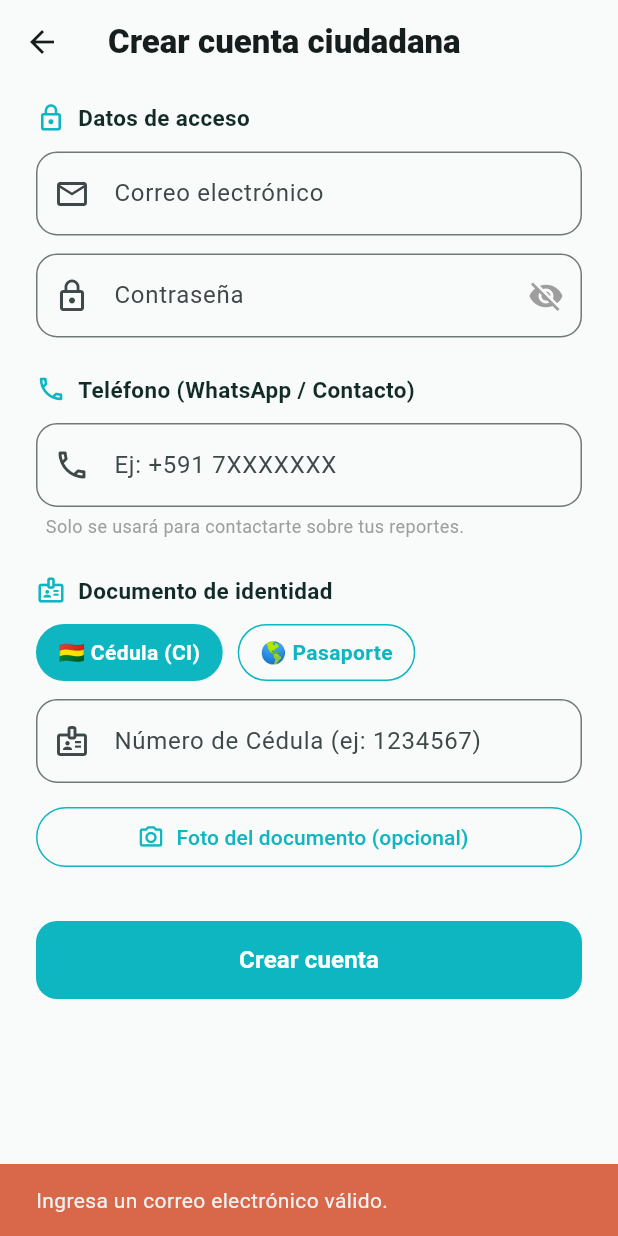
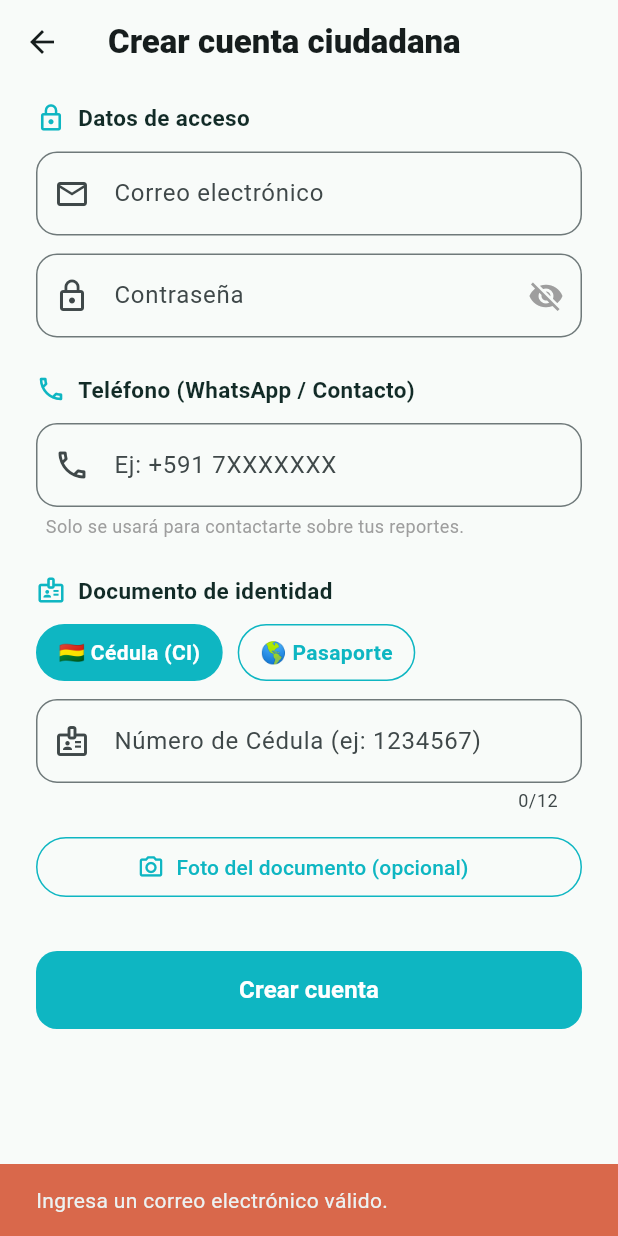
Before and after one commit to Marce0c0/Radar-Kochala, a Flutter app: the RegisterView screen opened directly, after a tap on "Crear cuenta", on a phone screen of 412 x 824 dp. Run offline on Flutter 3.47's test engine with Material 3 defaults, Android fonts, the phone set to English and light mode, and no system bars; our stand-ins replace connectivity_plus, flutter_dotenv, flutter_map, geolocator, google_generative_ai, image_picker and 5 more; missing offline and left inert: flutter_map_marker_cluster; accounts and stored records are empty.

Commit message:
feat: add full name verification and CI length constraint to register

```diff
--- a/lib/services/ai_validation_service.dart
+++ b/lib/services/ai_validation_service.dart
@@ -84,7 +84,7 @@ class AiValidationService {
 
   /// Verifica que la imagen sea un documento de identidad real y que el número
   /// coincida. Retorna true si la IA confirma el documento, false si no.
-  static Future<bool> verifyIdentityDocument(Uint8List imageBytes, String docTypeName, String docNumber) async {
+  static Future<bool> verifyIdentityDocument(Uint8List imageBytes, String docTypeName, String docNumber, String fullName) async {
     final model = _getModel();
     if (model == null) throw Exception('API Key no configurada');
 
--- a/lib/views/auth/register_view.dart
+++ b/lib/views/auth/register_view.dart
@@ -14,6 +14,7 @@ class RegisterView extends StatefulWidget {
 }
 
 class _RegisterViewState extends State<RegisterView> {
+  final _nameCtrl = TextEditingController();
   final _emailCtrl = TextEditingController();
   final _passwordCtrl = TextEditingController();
   final _phoneCtrl = TextEditingController();
@@ -28,6 +29,7 @@ class _RegisterViewState extends State<RegisterView> {
 
   @override
   void dispose() {
+    _nameCtrl.dispose();
     _emailCtrl.dispose();
     _passwordCtrl.dispose();
     _phoneCtrl.dispose();
@@ -60,10 +62,15 @@ class _RegisterViewState extends State<RegisterView> {
     setState(() => _isVerifyingDoc = true);
     try {
       final docTypeName = _docType == 'ci' ? 'Cédula de Identidad boliviana' : 'Pasaporte';
+      if (_nameCtrl.text.trim().isEmpty) {
+        _showError('Ingresa tu nombre completo antes de verificar.');
+        return;
+      }
       final result = await AiValidationService.verifyIdentityDocument(
         Uint8List.fromList(_docImageBytes!),
         docTypeName,
         _documentCtrl.text.trim(),
+        _nameCtrl.text.trim(),
       );
       setState(() => _docVerificationStatus = result ? 'verified' : 'failed');
     } catch (e) {
@@ -96,8 +103,8 @@ class _RegisterViewState extends State<RegisterView> {
       _showError('El número de documento es obligatorio.');
       return;
     }
-    if (_docType == 'ci' && (docNumber.length < 6 || docNumber.length > 10)) {
-      _showError('La Cédula de Identidad debe tener entre 6 y 10 dígitos.');
+    if (_docType == 'ci' && (docNumber.length < 6 || docNumber.length > 12)) {
+      _showError('La Cédula de Identidad debe tener entre 6 y 12 dígitos.');
       return;
     }
 
@@ -111,6 +118,7 @@ class _RegisterViewState extends State<RegisterView> {
       if (res.user != null) {
         // Guardar datos de identidad en el perfil
         await Supabase.instance.client.from('profiles').update({
+          'full_name': _nameCtrl.text.trim(),
           'phone_number': phone,
           'document_type': _docType,
           'document_number': docNumber,
@@ -223,6 +231,7 @@ class _RegisterViewState extends State<RegisterView> {
               TextField(
                 controller: _documentCtrl,
                 keyboardType: TextInputType.number,
+                maxLength: 12,
                 inputFormatters: [FilteringTextInputFormatter.allow(RegExp(r'[0-9A-Z-]'))],
                 decoration: _inputDeco(
                   _docType == 'ci' ? 'Número de Cédula (ej: 1234567)' : 'Número de Pasaporte',
```
